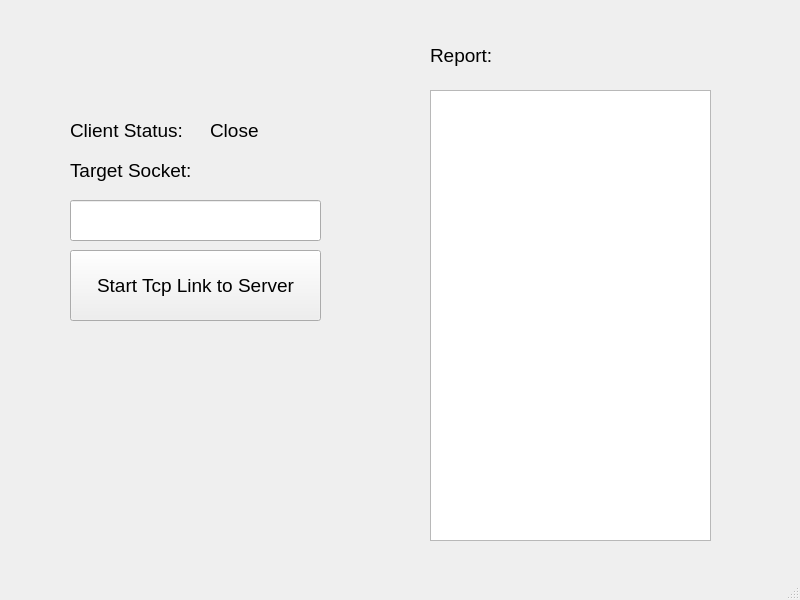
The window that UI/Client.ui (HYBB-rash/net) describes before a commit, drawn with Qt 5.
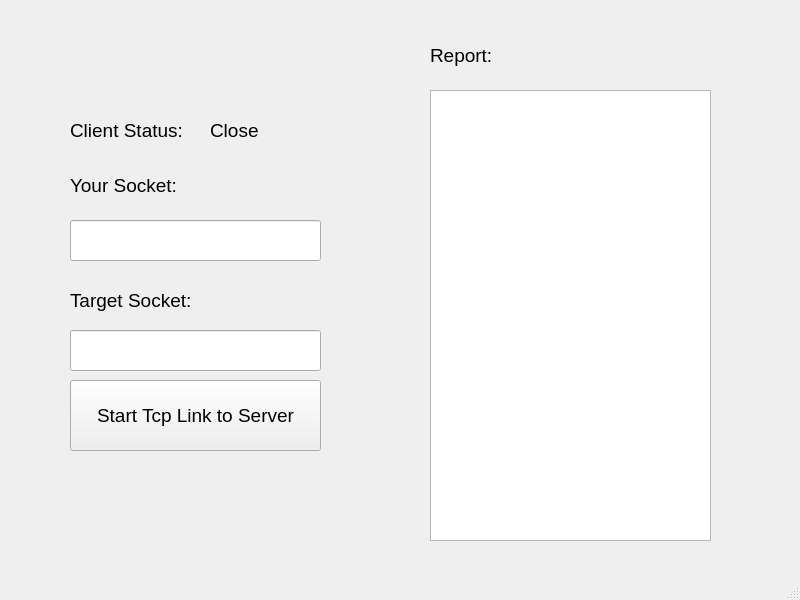
The same window after the commit.

Commit message: 修改客户端的窗口设计

```diff
--- a/UI/Client.ui
+++ b/UI/Client.ui
@@ -64,7 +64,7 @@
     <property name="geometry">
      <rect>
       <x>70</x>
-      <y>250</y>
+      <y>380</y>
       <width>251</width>
       <height>71</height>
      </rect>
@@ -82,7 +82,7 @@
     <property name="geometry">
      <rect>
       <x>70</x>
-      <y>200</y>
+      <y>330</y>
       <width>251</width>
       <height>41</height>
      </rect>
@@ -92,7 +92,7 @@
     <property name="geometry">
      <rect>
       <x>70</x>
-      <y>150</y>
+      <y>280</y>
       <width>131</width>
       <height>41</height>
      </rect>
@@ -124,6 +124,34 @@
      <string>Report:</string>
     </property>
    </widget>
+   <widget class="QLineEdit" name="ClientSocketInput">
+    <property name="geometry">
+     <rect>
+      <x>70</x>
+      <y>220</y>
+      <width>251</width>
+      <height>41</height>
+     </rect>
+    </property>
+   </widget>
+   <widget class="QLabel" name="ClientSocketLabel">
+    <property name="geometry">
+     <rect>
+      <x>70</x>
+      <y>160</y>
+      <width>131</width>
+      <height>51</height>
+     </rect>
+    </property>
+    <property name="font">
+     <font>
+      <pointsize>14</pointsize>
+     </font>
+    </property>
+    <property name="text">
+     <string>Your Socket:</string>
+    </property>
+   </widget>
   </widget>
   <widget class="QMenuBar" name="menubar">
    <property name="geometry">
```
The commit also changes 1 other file.
